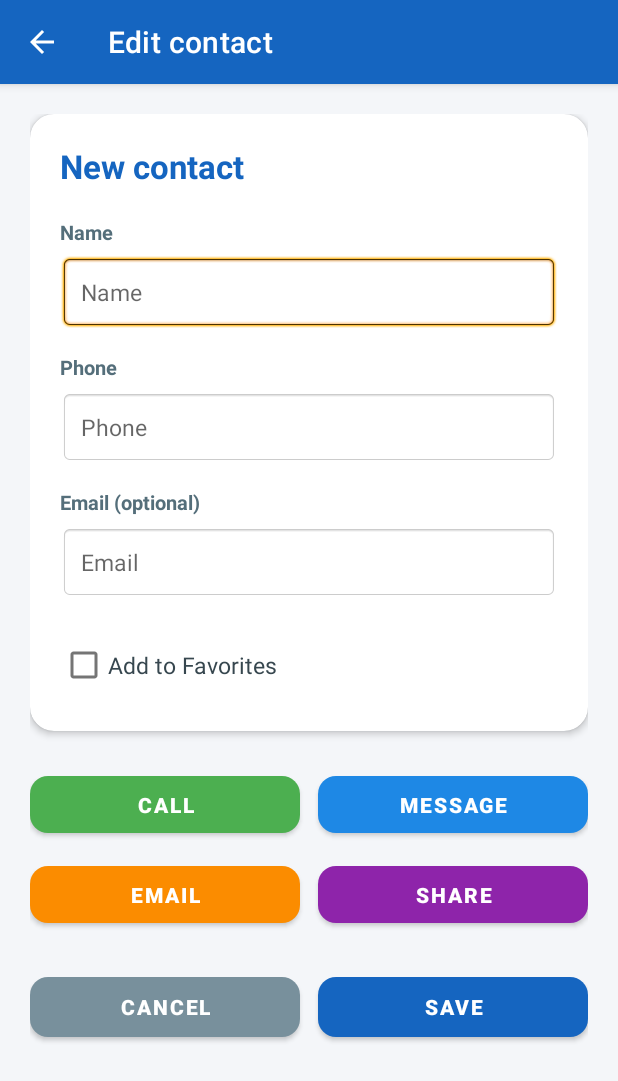
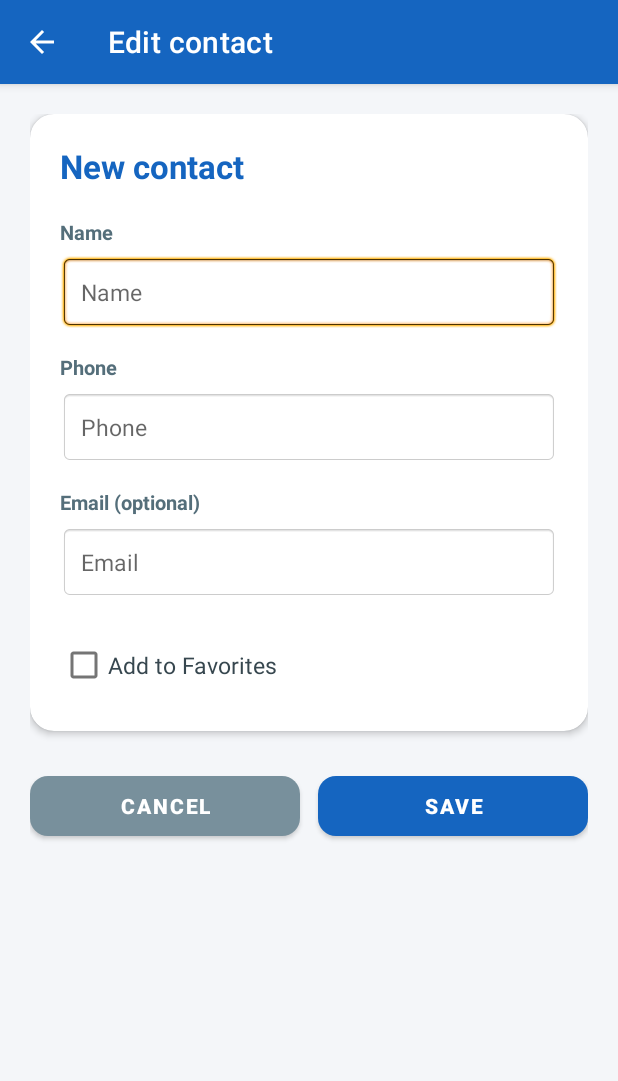
Before and after one commit to Mo2men55/Simple-Contacts2, an Android app: the ContactEditActivity screen opened directly, with no data from a screen before it, on a phone screen of 412 x 824 dp. Shown: the top 1081 px of the screen. Run offline under Robolectric (Android 15) with nearby library versions, the phone set to English and light mode, and no system bars.

Commit message:
Align codebase 1:1 with Replication Blueprint

```diff
--- a/app/src/main/res/layout/activity_edit.xml
+++ b/app/src/main/res/layout/activity_edit.xml
@@ -36,7 +36,6 @@
                     android:textColor="#1565C0"
                     android:layout_marginBottom="20dp" />
 
-                <!-- Name Input -->
                 <TextView
                     android:layout_width="match_parent"
                     android:layout_height="wrap_content"
@@ -58,7 +57,6 @@
                     android:layout_marginBottom="16dp"
                     android:autofillHints="name" />
 
-                <!-- Phone Input -->
                 <TextView
                     android:layout_width="match_parent"
                     android:layout_height="wrap_content"
@@ -80,7 +78,6 @@
                     android:layout_marginBottom="16dp"
                     android:autofillHints="phoneNumber" />
 
-                <!-- Email Input -->
                 <TextView
                     android:layout_width="match_parent"
                     android:layout_height="wrap_content"
@@ -102,7 +99,6 @@
                     android:layout_marginBottom="16dp"
                     android:autofillHints="emailAddress" />
 
-                <!-- Favorite CheckBox -->
                 <CheckBox
                     android:id="@+id/cb_favorite"
                     android:layout_width="match_parent"
@@ -115,74 +111,6 @@
             </LinearLayout>
         </androidx.cardview.widget.CardView>
 
-        <!-- ( Quick Actions) -->
-
-
-        <!-- Row 1: Call & Message -->
-        <LinearLayout
-            android:layout_width="match_parent"
-            android:layout_height="wrap_content"
-            android:orientation="horizontal"
-            android:layout_marginBottom="10dp">
-
-            <com.google.android.material.button.MaterialButton
-                android:id="@+id/btn_call"
-                android:layout_width="0dp"
-                android:layout_height="50dp"
-                android:layout_weight="1"
-                android:text="@string/call"
-                android:textStyle="bold"
-                app:backgroundTint="#4CAF50"
-                android:textColor="#FFFFFF"
-                app:cornerRadius="12dp"
-                android:layout_marginEnd="6dp" />
-
-            <com.google.android.material.button.MaterialButton
-                android:id="@+id/btn_sms"
-                android:layout_width="0dp"
-                android:layout_height="50dp"
-                android:layout_weight="1"
-                android:text="@string/message"
-                android:textStyle="bold"
-                app:backgroundTint="#1E88E5"
-                android:textColor="#FFFFFF"
-                app:cornerRadius="12dp"
-                android:layout_marginStart="6dp" />
-        </LinearLayout>
-
-        <!-- Row 2: Email & Share -->
-        <LinearLayout
-            android:layout_width="match_parent"
-            android:layout_height="wrap_content"
-            android:orientation="horizontal"
-            android:layout_marginBottom="24dp">
-
-            <com.google.android.material.button.MaterialButton
-                android:id="@+id/btn_email"
-                android:layout_width="0dp"
-                android:layout_height="50dp"
-                android:layout_weight="1"
-                android:text="@string/email"
-                android:textStyle="bold"
-                app:backgroundTint="#FB8C00"
-                android:textColor="#FFFFFF"
-                app:cornerRadius="12dp"
-                android:layout_marginEnd="6dp" />
-
-            <com.google.android.material.button.MaterialButton
-                android:id="@+id/btn_share"
-                android:layout_width="0dp"
-                android:layout_height="50dp"
-                android:layout_weight="1"
-                android:text="@string/share"
-                android:textStyle="bold"
-                app:backgroundTint="#8E24AA"
-                android:textColor="#FFFFFF"
-                app:cornerRadius="12dp"
-                android:layout_marginStart="6dp" />
-        </LinearLayout>
-
-        <!-- Action Buttons -->
         <LinearLayout
             android:layout_width="match_parent"
             android:layout_height="wrap_content"
```
Also changed, not shown: app/src/main/AndroidManifest.xml (+1 -8 lines), app/src/main/java/com/example/myapplication2/ContactDetailActivity.kt (+20 -25 lines), app/src/main/java/com/example/myapplication2/MainActivity.kt (+1 -15 lines), app/src/main/java/com/example/myapplication2/UI/ContactAdapter.kt (+1 -7 lines), app/src/main/java/com/example/myapplication2/UI/ContactIntents.kt (deleted, +0 -42 lines), app/src/main/java/com/example/myapplication2/data/ContactRepository.kt (deleted, +0 -17 lines).
